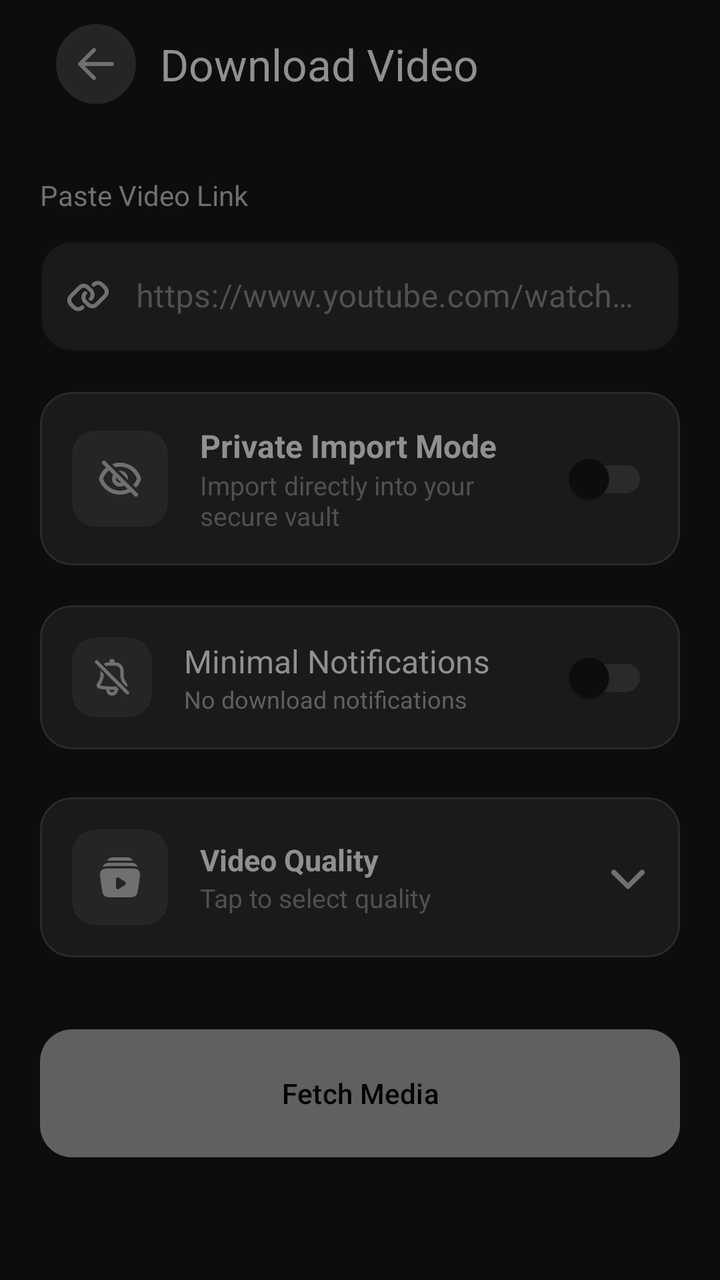
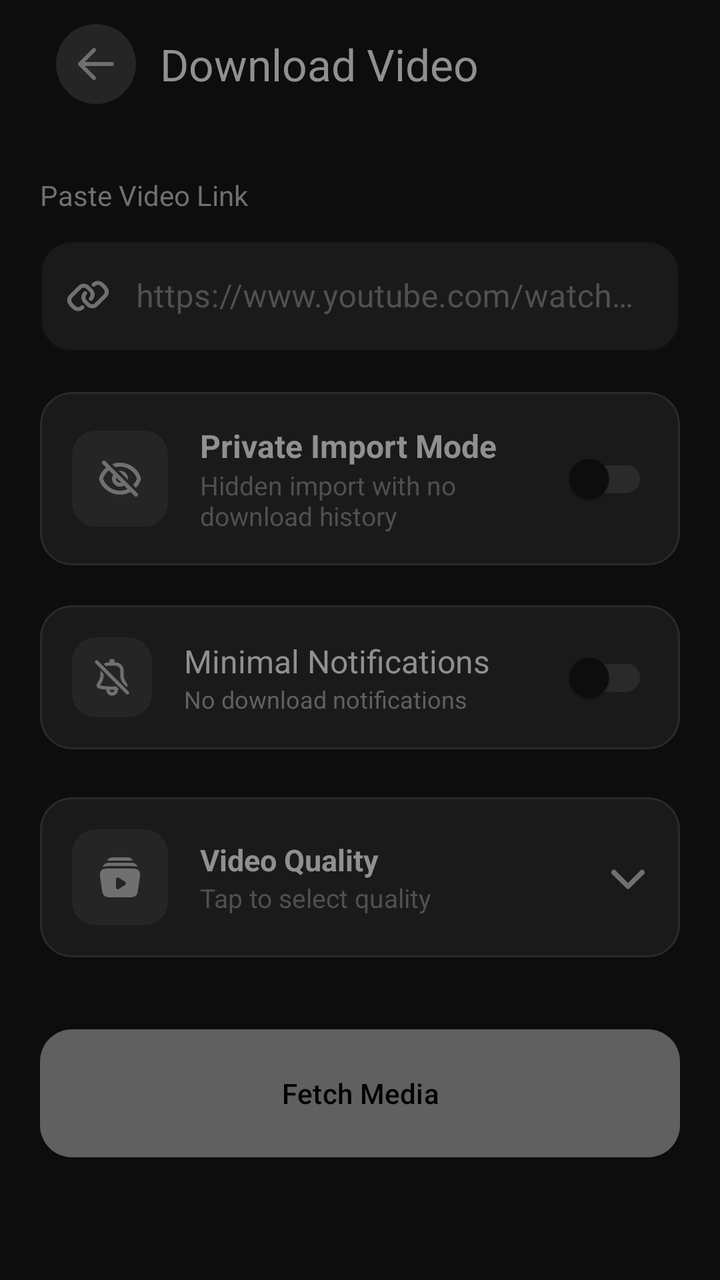

An Android layout rendered at two revisions. The XML below is the earlier revision; the diff shows what the commit changed to produce the second picture.
<!-- AndroidManifest.xml: application theme Theme.NightLibrary -->
<!-- res/layout/fragment_download_form_link.xml -->
<?xml version="1.0" encoding="utf-8"?>
<androidx.constraintlayout.widget.ConstraintLayout xmlns:android="http://schemas.android.com/apk/res/android"
    xmlns:app="http://schemas.android.com/apk/res-auto"
    xmlns:tools="http://schemas.android.com/tools"
    android:layout_width="match_parent"
    android:layout_height="match_parent"
    android:background="@color/bg_primary">

    <LinearLayout
        android:layout_width="match_parent"
        android:layout_height="match_parent"
        android:orientation="vertical"
        android:paddingStart="20dp"
        android:paddingEnd="20dp">

        
        <com.google.android.material.appbar.MaterialToolbar
            android:id="@+id/toolbar_add_content"
            android:layout_width="match_parent"
            android:layout_height="?attr/actionBarSize"
            android:background="@color/bg_primary"
            android:elevation="0dp"
            app:navigationIcon="@drawable/ic_arrow_left_with_bg"
            app:title="Download Video"
            app:titleTextColor="@color/text_primary" />

        
        <TextView
            android:layout_width="wrap_content"
            android:layout_height="wrap_content"
            android:layout_marginTop="24dp"
            android:text="Paste Video Link"
            android:textColor="@color/text_secondary" />

        
        <com.google.android.material.textfield.TextInputLayout
            android:id="@+id/layout_link"
            style="@style/mediaLinkLayoutStyle"
            app:startIconDrawable="@drawable/ic_link"
            app:startIconTint="@color/text_secondary">

            <com.google.android.material.textfield.TextInputEditText
                android:id="@+id/edit_link"
                android:layout_width="match_parent"
                android:layout_height="wrap_content"
                android:hint="https://www.youtube.com/watch?v=..."
                android:paddingStart="48dp"
                android:textColorHighlight="@color/white"
                android:textColor="@color/text_primary"
                android:textColorHint="@color/text_hint" />
        </com.google.android.material.textfield.TextInputLayout>

        
        <com.google.android.material.card.MaterialCardView
            android:layout_width="match_parent"
            android:layout_height="wrap_content"
            android:layout_marginTop="20dp"
            app:cardBackgroundColor="@color/bg_secondary"
            app:cardCornerRadius="16dp"
            app:strokeColor="@color/border_primary"
            app:strokeWidth="1dp">

            <LinearLayout
                android:layout_width="match_parent"
                android:layout_height="wrap_content"
                android:gravity="center_vertical"
                android:orientation="horizontal"
                android:padding="16dp">

                <FrameLayout style="@style/FocusIconContainer">
                    <ImageView
                        style="@style/FocusIcon"
                        android:src="@drawable/ic_hide" />
                </FrameLayout>

                <LinearLayout
                    android:layout_width="0dp"
                    android:layout_height="wrap_content"
                    android:layout_marginStart="16dp"
                    android:layout_weight="1"
                    android:orientation="vertical">

                    <TextView
                        android:layout_width="wrap_content"
                        android:layout_height="wrap_content"
                        android:text="Private Import Mode"
                        android:textColor="@color/text_primary"
                        android:textSize="16sp"
                        android:textStyle="bold" />

                    <TextView
                        android:layout_width="wrap_content"
                        android:layout_height="wrap_content"
                        android:text="Import directly into your secure vault"
                        android:textColor="@color/text_muted"
                        android:textSize="13sp" />
                </LinearLayout>

                <com.google.android.material.switchmaterial.SwitchMaterial
                    android:id="@+id/switch_incognito"
                    style="@style/SettingsSwitch" />
            </LinearLayout>
        </com.google.android.material.card.MaterialCardView>
        
        <com.google.android.material.card.MaterialCardView
            android:layout_width="match_parent"
            android:layout_height="wrap_content"
            android:layout_marginTop="20dp"
            app:cardBackgroundColor="@color/bg_secondary"
            app:cardCornerRadius="16dp"
            app:strokeColor="@color/border_primary"
            app:strokeWidth="1dp">

            <androidx.constraintlayout.widget.ConstraintLayout style="@style/SettingsRowContainer">

                <FrameLayout
                    android:id="@+id/container_silent"
                    style="@style/SettingsIconContainer"
                    app:layout_constraintBottom_toBottomOf="parent"
                    app:layout_constraintStart_toStartOf="parent"
                    app:layout_constraintTop_toTopOf="parent">

                    <ImageView
                        style="@style/SettingsIcon"
                        app:tint="@color/text_secondary"
                        android:src="@drawable/ic_bell"
                        tools:ignore="ContentDescription" />
                </FrameLayout>

                <LinearLayout
                    style="@style/SettingsTextContainer"
                    app:layout_constraintBottom_toBottomOf="parent"
                    app:layout_constraintEnd_toStartOf="@id/switch_silent"
                    app:layout_constraintStart_toEndOf="@id/container_silent"
                    app:layout_constraintTop_toTopOf="parent">

                    <TextView
                        style="@style/SettingsTitle"
                        android:text="Minimal Notifications" />

                    <TextView
                        style="@style/SettingsSubtitle"
                        android:text="No download notifications" />
                </LinearLayout>

                <com.google.android.material.switchmaterial.SwitchMaterial
                    android:id="@+id/switch_silent"
                    style="@style/SettingsSwitch"
                    app:layout_constraintBottom_toBottomOf="parent"
                    app:layout_constraintEnd_toEndOf="parent"
                    app:layout_constraintTop_toTopOf="parent" />
            </androidx.constraintlayout.widget.ConstraintLayout>
        </com.google.android.material.card.MaterialCardView>
        
        <com.google.android.material.card.MaterialCardView
            android:id="@+id/card_quality_selector"
            android:layout_width="match_parent"
            android:layout_height="wrap_content"
            android:layout_marginTop="24dp"
            app:cardBackgroundColor="@color/bg_secondary"
            app:cardCornerRadius="16dp"
            app:strokeColor="@color/border_primary"
            app:strokeWidth="1dp">

            <LinearLayout
                android:layout_width="match_parent"
                android:layout_height="wrap_content"
                android:gravity="center_vertical"
                android:orientation="horizontal"
                android:padding="16dp">

                <FrameLayout
                    android:layout_width="48dp"
                    android:layout_height="48dp"
                    android:background="@drawable/bg_icon_container">
                    <ImageView
                        android:layout_width="24dp"
                        android:layout_height="24dp"
                        android:layout_gravity="center"
                        android:src="@drawable/ic_video"
                        app:tint="@color/text_secondary" />
                </FrameLayout>

                <LinearLayout
                    android:layout_width="0dp"
                    android:layout_height="wrap_content"
                    android:layout_marginStart="16dp"
                    android:layout_weight="1"
                    android:orientation="vertical">
                    <TextView
                        android:id="@+id/label_quality"
                        android:layout_width="wrap_content"
                        android:layout_height="wrap_content"
                        android:text="Video Quality"
                        android:textColor="@color/text_primary"
                        android:textSize="15sp"
                        android:textStyle="bold" />
                    <TextView
                        android:id="@+id/text_selected_quality"
                        android:layout_width="wrap_content"
                        android:layout_height="wrap_content"
                        android:text="Tap to select quality"
                        android:textColor="@color/text_muted"
                        android:textSize="13sp" />
                </LinearLayout>

                <ImageView
                    android:layout_width="20dp"
                    android:layout_height="20dp"
                    android:src="@drawable/ic_arrow_down"
                    app:tint="@color/text_secondary" />
            </LinearLayout>
        </com.google.android.material.card.MaterialCardView>

        
        <com.google.android.material.button.MaterialButton
            android:id="@+id/button_fetch_media"
            android:layout_width="match_parent"
            android:layout_height="72dp"
            android:layout_marginTop="32dp"
            android:text="Fetch Media"
            android:textColor="@color/black"
            app:backgroundTint="@color/button_active_bg"
            app:cornerRadius="16dp" />

        <ProgressBar
            android:id="@+id/progressBar"
            android:layout_width="48dp"
            android:layout_height="48dp"
            android:layout_gravity="center"
            android:layout_marginTop="16dp"
            android:visibility="gone" />

        
        <View android:id="@+id/card_media_info" android:layout_width="0dp" android:layout_height="0dp" android:visibility="gone" />
        <TextView android:id="@+id/tv_media_title" android:layout_width="0dp" android:layout_height="0dp" android:visibility="gone" />
        <TextView android:id="@+id/tv_media_subtitle" android:layout_width="0dp" android:layout_height="0dp" android:visibility="gone" />
        <ImageView android:id="@+id/iv_media_type_icon" android:layout_width="0dp" android:layout_height="0dp" android:visibility="gone" />

    </LinearLayout>

    <include
        android:id="@+id/layout_loader"
        layout="@layout/layout_overlay_loader"
        android:layout_width="match_parent"
        android:layout_height="match_parent" />

</androidx.constraintlayout.widget.ConstraintLayout>
<!-- res/layout/layout_overlay_loader.xml (included above) -->
<?xml version="1.0" encoding="utf-8"?>
<FrameLayout xmlns:android="http://schemas.android.com/apk/res/android"
    xmlns:app="http://schemas.android.com/apk/res-auto"
    android:id="@+id/overlayLoader"
    android:layout_width="match_parent"
    android:layout_height="match_parent"
    android:background="@color/overlay_dark"
    android:clickable="true"
    android:focusable="true"
    android:visibility="gone">

    <com.google.android.material.card.MaterialCardView
        android:layout_width="wrap_content"
        android:layout_height="wrap_content"
        android:layout_gravity="center"
        app:cardBackgroundColor="@color/bg_secondary"
        app:cardCornerRadius="18dp"
        app:cardElevation="8dp"
        app:strokeWidth="0dp">

        <LinearLayout
            android:layout_width="wrap_content"
            android:layout_height="wrap_content"
            android:gravity="center"
            android:orientation="vertical"
            android:padding="32dp">

            <ProgressBar
                android:id="@+id/progressBar"
                android:layout_width="48dp"
                android:layout_height="48dp"
                android:indeterminateTint="@color/nav_active" />

            <TextView
                android:id="@+id/loaderProgress"
                android:layout_width="wrap_content"
                android:layout_height="wrap_content"
                android:layout_marginTop="8dp"
                android:text="0%"
                android:textColor="@color/nav_active"
                android:textSize="14sp"
                android:textStyle="bold"
                android:visibility="gone" />

            <TextView
                android:id="@+id/loaderText"
                android:layout_width="wrap_content"
                android:layout_height="wrap_content"
                android:layout_marginTop="16dp"
                android:text="Decrypting..."
                android:textColor="@color/text_primary"
                android:textSize="16sp"
                android:fontFamily="sans-serif-medium" />

            <com.google.android.material.button.MaterialButton
                android:id="@+id/btnCancelLoading"
                style="@style/Widget.MaterialComponents.Button.TextButton"
                android:layout_width="wrap_content"
                android:layout_height="wrap_content"
                android:layout_marginTop="16dp"
                android:text="Cancel"
                android:textColor="@color/text_muted" />

        </LinearLayout>

    </com.google.android.material.card.MaterialCardView>

</FrameLayout>
<!-- resources referenced by this layout -->
<resources>
  <color name="bg_primary">#0D0D0D</color>
  <color name="bg_secondary">#1A1A1A</color>
  <color name="black">#FF000000</color>
  <color name="border_primary">#2A2A2A</color>
  <color name="button_active_bg">#606060</color>
  <color name="nav_active">#808080</color>
  <color name="overlay_dark">#99000000</color>
  <color name="text_hint">#3A3A3A</color>
  <color name="text_muted">#505050</color>
  <color name="text_primary">#909090</color>
  <color name="text_secondary">#707070</color>
  <color name="white">#FFFFFFFF</color>
  <!-- drawable bg_icon_container (drawable) -->
  <?xml version="1.0" encoding="utf-8"?>
  <shape xmlns:android="http://schemas.android.com/apk/res/android"
      android:shape="rectangle">
      <corners android:radius="12dp"/>
      <solid android:color="@color/progress_background"/>
  
  </shape>
  <style name="FocusIcon">
          <item name="android:layout_width">24dp</item>
          <item name="android:layout_height">24dp</item>
          <item name="android:layout_gravity">center</item>
          <item name="android:tint">@color/text_secondary</item>
      </style>
  <style name="FocusIconContainer">
          <item name="android:layout_width">48dp</item>
          <item name="android:layout_height">48dp</item>
          <item name="android:background">@drawable/bg_icon_container</item>
      </style>
  <style name="SettingsIcon">
          <item name="android:layout_width">20dp</item>
          <item name="android:layout_height">20dp</item>
          <item name="android:layout_gravity">center</item>
          <item name="android:tint">@color/text_secondary</item>
      </style>
  <style name="SettingsIconContainer">
          <item name="android:layout_width">40dp</item>
          <item name="android:layout_height">40dp</item>
          <item name="android:background">@drawable/bg_icon_container</item>
      </style>
  <style name="SettingsRowContainer">
          <item name="android:layout_width">match_parent</item>
          <item name="android:layout_height">wrap_content</item>
          <item name="android:paddingStart">16dp</item>
          <item name="android:paddingEnd">16dp</item>
          <item name="android:paddingTop">12dp</item>
          <item name="android:paddingBottom">12dp</item>
      </style>
  <style name="SettingsSubtitle" parent="Widget.AppCompat.TextView">
          <item name="android:layout_width">wrap_content</item>
          <item name="android:layout_height">wrap_content</item>
          <item name="android:textColor">@color/text_tertiary</item>
          <item name="android:textSize">12sp</item>
      </style>
  <style name="SettingsSwitch" parent="Widget.MaterialComponents.CompoundButton.Switch">
          <item name="android:layout_width">wrap_content</item>
          <item name="android:layout_height">wrap_content</item>
          
          <item name="thumbTint">@color/toggle_knob</item>
          
          <item name="trackTint">@color/selector_toggle_track</item>
      </style>
  <style name="SettingsTextContainer">
          <item name="android:layout_width">0dp</item>
          <item name="android:layout_height">wrap_content</item>
          <item name="android:layout_marginStart">16dp</item>
          <item name="android:orientation">vertical</item>
      </style>
  <style name="SettingsTitle" parent="Widget.AppCompat.TextView">
          <item name="android:layout_width">wrap_content</item>
          <item name="android:layout_height">wrap_content</item>
          <item name="android:textColor">@color/text_primary</item>
          <item name="android:textSize">16sp</item>
      </style>
  <color name="progress_background">#252525</color>
  <color name="text_tertiary">#606060</color>
  <color name="toggle_knob">#0D0D0D</color>
  <style name="RoundedInputShape">
          <item name="cornerFamily">rounded</item>
          <item name="cornerSize">16dp</item>
      </style>
  <!-- unchanged entries left out for length: 9 -->
</resources>

<!-- the commit's change to res/layout/fragment_download_form_link.xml (unified diff, before → after) -->
@@ -91,7 +91,7 @@
                     <TextView
                         android:layout_width="wrap_content"
                         android:layout_height="wrap_content"
-                        android:text="Import directly into your secure vault"
+                        android:text="Hidden import with no download history"
                         android:textColor="@color/text_muted"
                         android:textSize="13sp" />
                 </LinearLayout>
